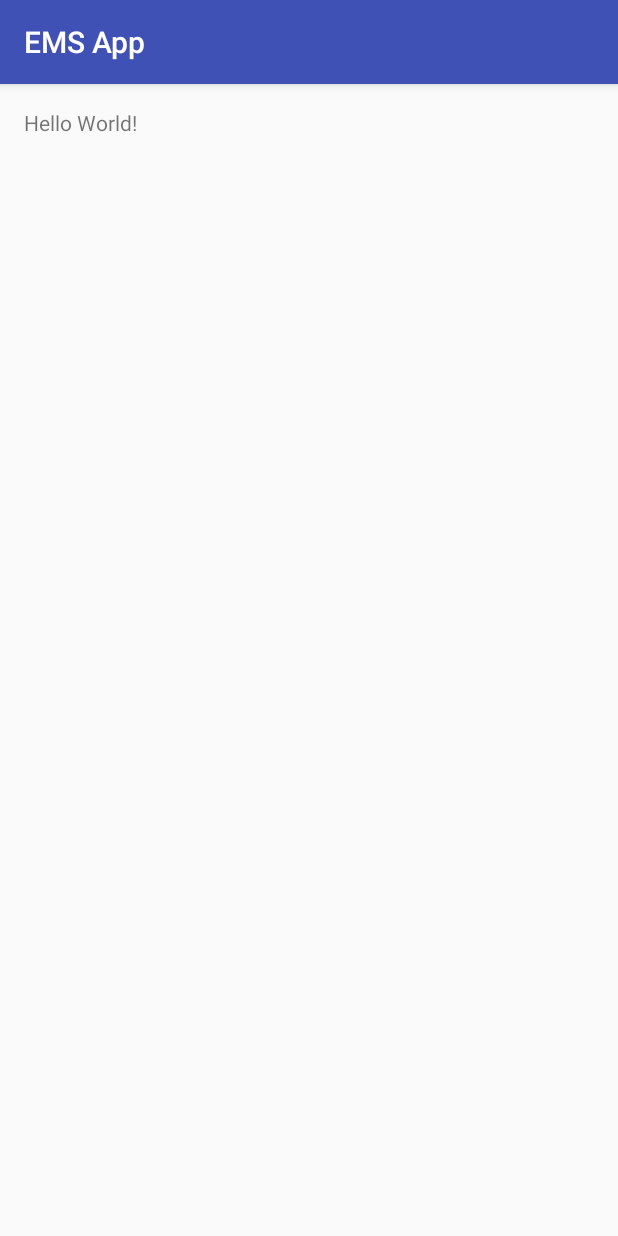
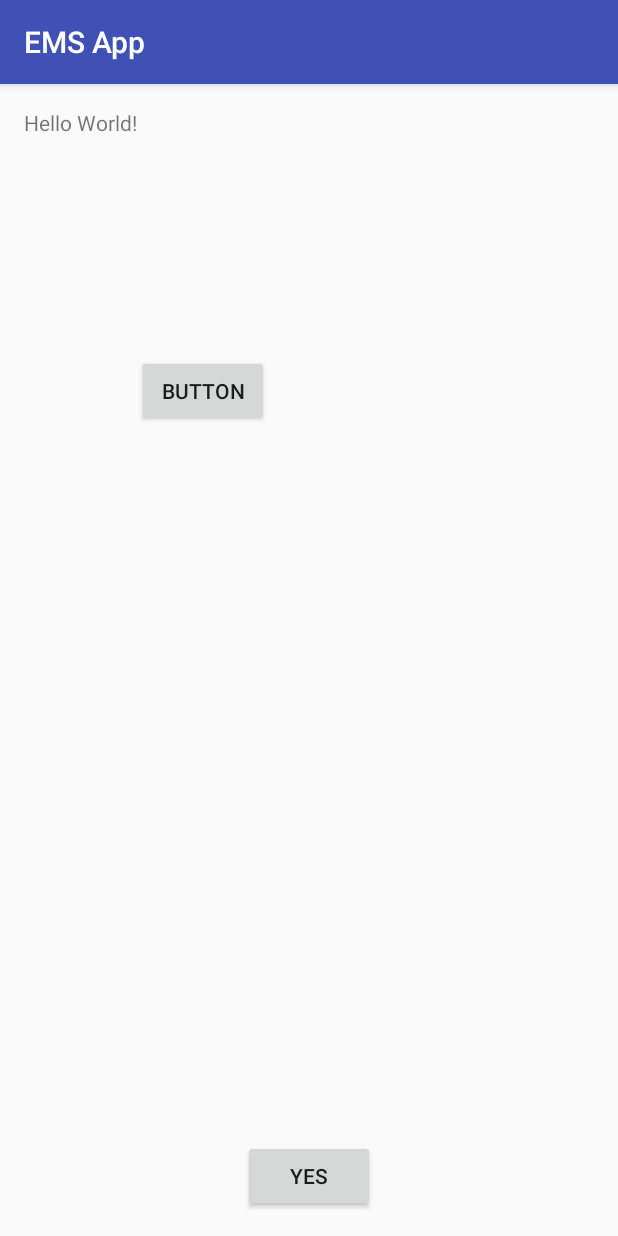
Before and after one commit to reymbarcelo/ems_project, an Android app: the screen it shows after launch (MainActivity), on a phone screen of 412 x 824 dp. Run offline under Robolectric (Android 15) with nearby library versions, the phone set to English and light mode, and no system bars.

Commit message:
Testing github. Added yes button and random button

```diff
--- a/app/src/main/res/layout/activity_main.xml
+++ b/app/src/main/res/layout/activity_main.xml
@@ -16,5 +16,24 @@
         android:text="Hello World!"
         android:layout_alignParentTop="true"
         android:layout_alignParentLeft="true"
-        android:layout_alignParentStart="true" />
+        android:layout_alignParentStart="true"
+        android:id="@+id/textView" />
+
+    <Button
+        android:text="Yes"
+        android:layout_width="wrap_content"
+        android:layout_height="wrap_content"
+        android:id="@+id/button"
+        android:layout_alignParentBottom="true"
+        android:layout_centerHorizontal="true" />
+
+    <Button
+        android:text="Button"
+        android:layout_width="wrap_content"
+        android:layout_height="wrap_content"
+        android:layout_below="@+id/textView"
+        android:layout_toRightOf="@+id/textView"
+        android:layout_toEndOf="@+id/textView"
+        android:layout_marginTop="145dp"
+        android:id="@+id/button2" />
 </RelativeLayout>
```
